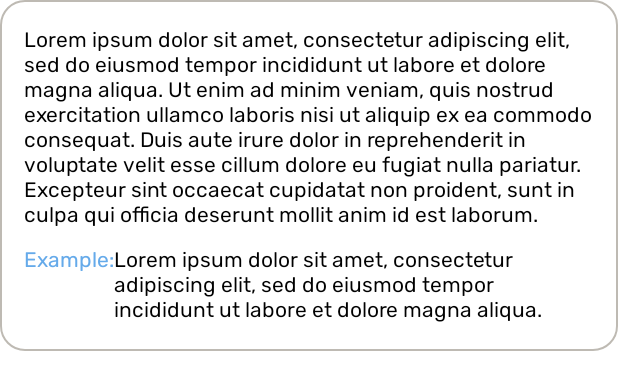
After one commit to K1mer/WordsFactory, an Android app: the layout definition_list_item.xml on its own in the app's theme, with its tools: preview values and no code run, on a phone screen of 412 x 824 dp. The commit adds this screen. Shown: the top 390 px of the screen. Run offline under Robolectric (Android 15) with nearby library versions, the phone set to English and light mode, and no system bars.

Commit message:
Использование RecyclerView для отображения определений

```diff
--- a/app/src/main/res/layout/activity_dictionary.xml
+++ b/app/src/main/res/layout/activity_dictionary.xml
@@ -108,7 +108,7 @@
         app:layout_constraintStart_toStartOf="parent"
         app:layout_constraintTop_toBottomOf="@+id/label_meaning">
 
-        <LinearLayout
+        <androidx.recyclerview.widget.RecyclerView
             android:id="@+id/meaningsLayout"
             android:layout_width="match_parent"
             android:layout_height="wrap_content"
@@ -120,6 +120,7 @@
             android:paddingBottom="20dp"
             android:showDividers="middle"
             android:divider="@drawable/dictionary_divider"
+            app:layoutManager="androidx.recyclerview.widget.LinearLayoutManager"
             app:layout_constraintBottom_toTopOf="@+id/addWordButton"
             app:layout_constraintEnd_toEndOf="parent"
             app:layout_constraintStart_toStartOf="parent" />
--- /dev/null
+++ b/app/src/main/res/layout/definition_list_item.xml
@@ -0,0 +1,32 @@
+<?xml version="1.0" encoding="utf-8"?>
+<androidx.constraintlayout.widget.ConstraintLayout
+    xmlns:android="http://schemas.android.com/apk/res/android"
+    xmlns:app="http://schemas.android.com/apk/res-auto"
+    xmlns:tools="http://schemas.android.com/tools"
+    style="@style/Widget.WordsFactory.Dictionary.Meaning.Background">
+
+    <TextView
+        android:id="@+id/meaningText"
+        style="@style/Widget.WordsFactory.Dictionary.Meaning.Description"
+        tools:ignore="MissingConstraints" />
+
+    <androidx.constraintlayout.widget.ConstraintLayout
+        android:id='@+id/exampleLayout'
+        style="@style/Widget.WordsFactory.Dictionary.Meaning.ExampleLayout"
+        app:layout_constraintTop_toBottomOf="@+id/meaningText"
+        tools:ignore="MissingConstraints">
+
+        <TextView
+            android:id="@+id/exampleLabel"
+            style="@style/Widget.WordsFactory.Dictionary.Meaning.ExampleLabel"
+            tools:ignore="MissingConstraints" />
+
+        <TextView
+            android:id="@+id/exampleText"
+            style="@style/Widget.WordsFactory.Dictionary.Meaning.ExampleText"
+            app:layout_constraintStart_toEndOf="@+id/exampleLabel"
+            tools:ignore="MissingConstraints" />
+
+    </androidx.constraintlayout.widget.ConstraintLayout>
+
+</androidx.constraintlayout.widget.ConstraintLayout>
--- a/app/src/main/res/values/themes.xml
+++ b/app/src/main/res/values/themes.xml
@@ -120,11 +120,13 @@
         <item name="android:layout_width">match_parent</item>
         <item name="android:layout_height">wrap_content</item>
         <item name="android:padding">16dp</item>
+        <item name="android:layout_marginBottom">10dp</item>
     </style>
     <style name="Widget.WordsFactory.Dictionary.Meaning.Description" parent="WordsFactory.Paragraph1">
         <item name="android:layout_width">0dp</item>
         <item name="android:layout_height">wrap_content</item>
         <item name="android:textColor">@android:color/black</item>
+        <item name="android:text">@string/placeholder_long</item>
         <item name="layout_constraintTop_toTopOf">parent</item>
         <item name="layout_constraintStart_toStartOf">parent</item>
         <item name="layout_constraintEnd_toEndOf">parent</item>
```
Also changed, not shown: app/src/main/java/com/example/wordsfactory/DefinitionAdapter.kt (added, +52 -0 lines), app/src/main/java/com/example/wordsfactory/DictionaryActivity.kt (+12 -46 lines).
